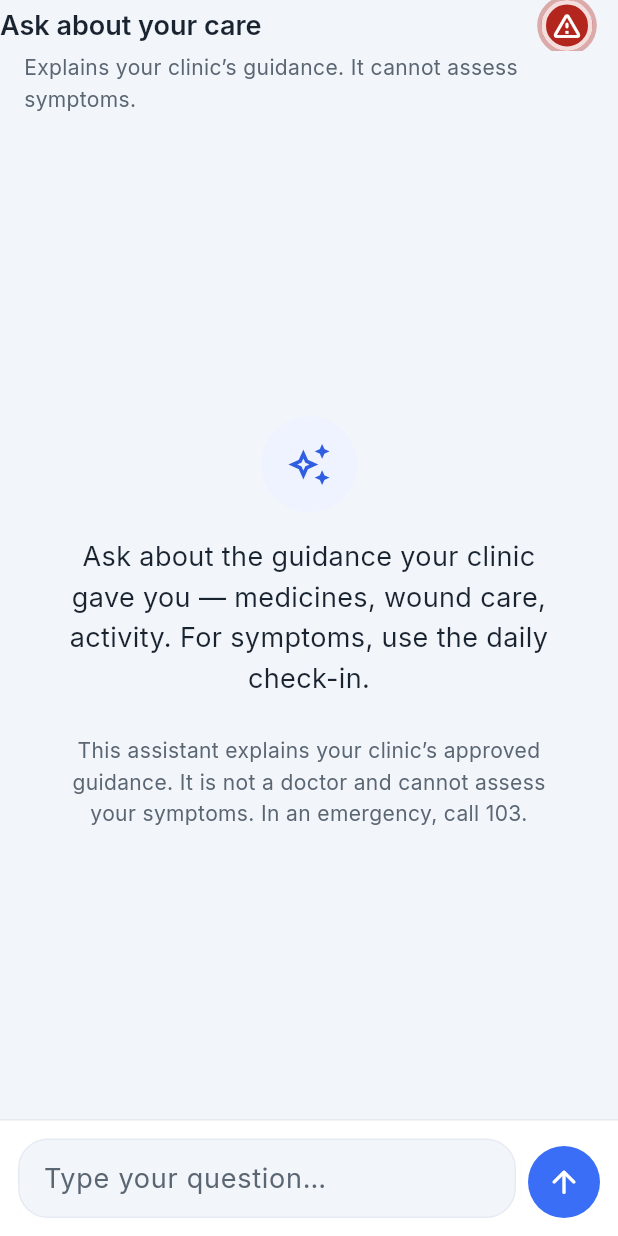
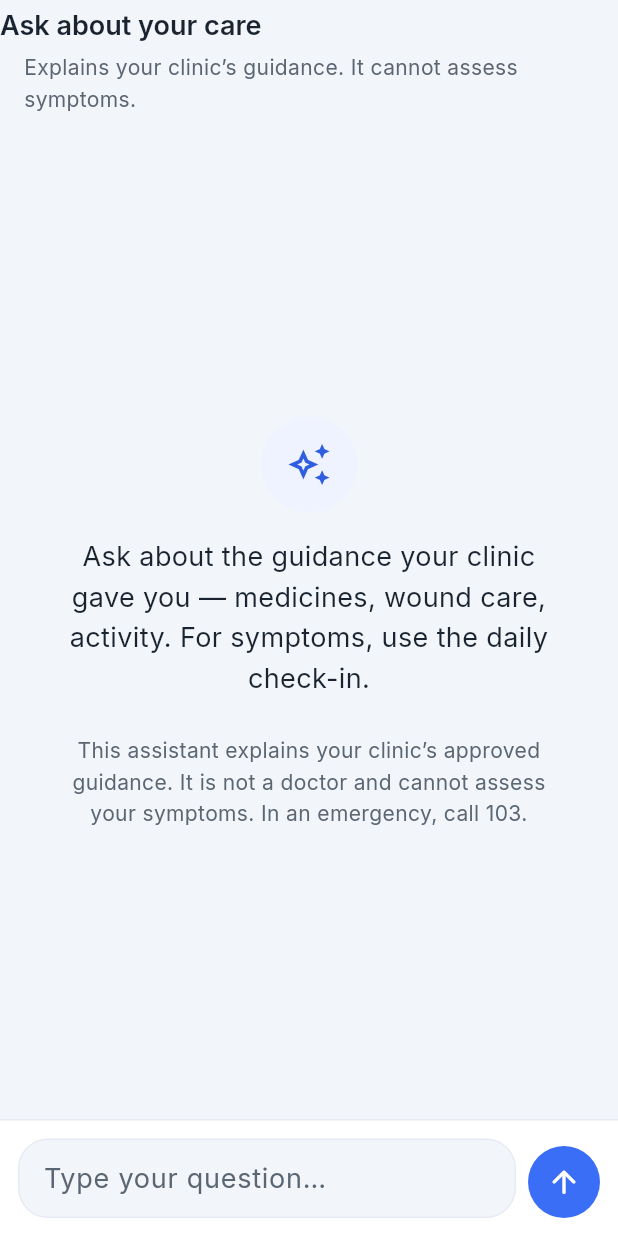
Before and after one commit to dovudbek7/hospitalAiMobile, a Flutter app: the AssistantScreen screen opened by its route, after a tap on the "arrow upward" icon, on a phone screen of 412 x 824 dp. Run offline on Flutter 3.47's test engine with Material 3 defaults, Android fonts, the phone set to English and light mode, and no system bars; our stand-ins replace connectivity_plus, dio, drift, flutter_local_notifications, flutter_riverpod, flutter_secure_storage and 5 more; missing offline and left inert: app_settings; accounts and stored records are empty; generated files the repository leaves out were written again; network calls fail.

Commit message:
fix(assistant): white patient bubble text, drop chat emergency btn, lower FAB
Co-Authored-By: Claude Fable 5 <noreply@anthropic.com>

```diff
--- a/lib/features/assistant/assistant_screen.dart
+++ b/lib/features/assistant/assistant_screen.dart
@@ -17,15 +17,11 @@ import 'package:flutter/material.dart';
 import 'package:flutter_riverpod/flutter_riverpod.dart';
 import 'package:go_router/go_router.dart';
 
-import '../../core/content/emergency_bundle.dart';
 import '../../core/providers.dart';
 import '../../core/content/txt.dart';
 import '../../core/router/guards.dart';
 import '../../core/theme/tokens.dart';
 import '../../core/theme/typography.dart';
-import '../../core/util/dial.dart';
-import '../../core/widgets/emergency_button.dart';
-import '../../core/widgets/emergency_sheet.dart';
 import 'assistant_models.dart';
 import 'assistant_providers.dart';
 
@@ -72,24 +68,6 @@ class _AssistantScreenState extends ConsumerState<AssistantScreen> {
     });
   }
 
-  Future<void> _openEmergency() async {
-    final bundle = await EmergencyBundle.load();
-    if (!mounted) return;
-    await EmergencySheet.show(
-      context,
-      title: const Txt('emergency.sheet_title'),
-      instruction: const Txt('emergency.banner'),
-      callAmbulanceLabel: const Txt('emergency.call_103'),
-      callClinicLabel: const Txt('emergency.call_clinic'),
-      onCallAmbulance: () => dial(bundle?.ambulanceNumber ?? '103'),
-      onCallClinic: () {
-        final p = bundle?.clinicPhone;
-        if (p != null) dial(p);
-      },
-      hoursLine: const Txt('emergency.hours_line'),
-    );
-  }
-
   @override
   Widget build(BuildContext context) {
     final state = ref.watch(assistantProvider);
@@ -99,12 +77,6 @@ class _AssistantScreenState extends ConsumerState<AssistantScreen> {
       appBar: AppBar(
         titleSpacing: 0,
         title: const Txt('assistant.title', style: AppText.h2),
-        actions: [
-          Padding(
-            padding: const EdgeInsets.only(right: AppSpace.s12),
-            child: _AssistantEmergencyButton(onPressed: _openEmergency),
-          ),
-        ],
         bottom: const PreferredSize(
           preferredSize: Size.fromHeight(28),
           child: Padding(
@@ -151,24 +123,6 @@ class _AssistantScreenState extends ConsumerState<AssistantScreen> {
           ),
         ],
       ),
-    );
-  }
-}
-
-class _AssistantEmergencyButton extends ConsumerWidget {
-  const _AssistantEmergencyButton({required this.onPressed});
-  final VoidCallback onPressed;
-
-  @override
-  Widget build(BuildContext context, WidgetRef ref) {
-    final label = switch (ref.watch(txtProvider('a11y.emergency_button'))) {
-      AsyncData(value: final ContentResolved r) => r.text,
-      _ => '103',
-    };
-    return SizedBox(
-      width: 44,
-      height: 44,
-      child: EmergencyButton(semanticLabel: label, onPressed: onPressed),
     );
   }
 }
@@ -223,12 +177,13 @@ class _Bubble extends StatelessWidget {
   @override
   Widget build(BuildContext context) {
     final isPatient = message.role == ChatRole.patient;
+    final fg = isPatient ? AppColors.surface : AppColors.ink;
     final child = message.contentKey != null
         // Approved content (replaced / error) — resolved, never composed.
-        ? Txt(message.contentKey!, style: AppText.bodyL)
+        ? Txt(message.contentKey!, style: AppText.bodyL.copyWith(color: fg))
         : (message.text.isEmpty && message.streaming)
             ? const _TypingDots()
-            : Text(message.text, style: AppText.bodyL);
+            : Text(message.text, style: AppText.bodyL.copyWith(color: fg));
 
     return Align(
       alignment: isPatient ? Alignment.centerRight : Alignment.centerLeft,
--- a/lib/features/shell/patient_shell.dart
+++ b/lib/features/shell/patient_shell.dart
@@ -150,7 +150,7 @@ class _AssistantFab extends ConsumerWidget {
       label: label,
       child: Container(
         // Sits just above the floating bottom-nav pill.
-        margin: const EdgeInsets.only(bottom: 80),
+        margin: const EdgeInsets.only(bottom: 12),
         decoration: const BoxDecoration(
           shape: BoxShape.circle,
           boxShadow: AppShadow.nav,
```
